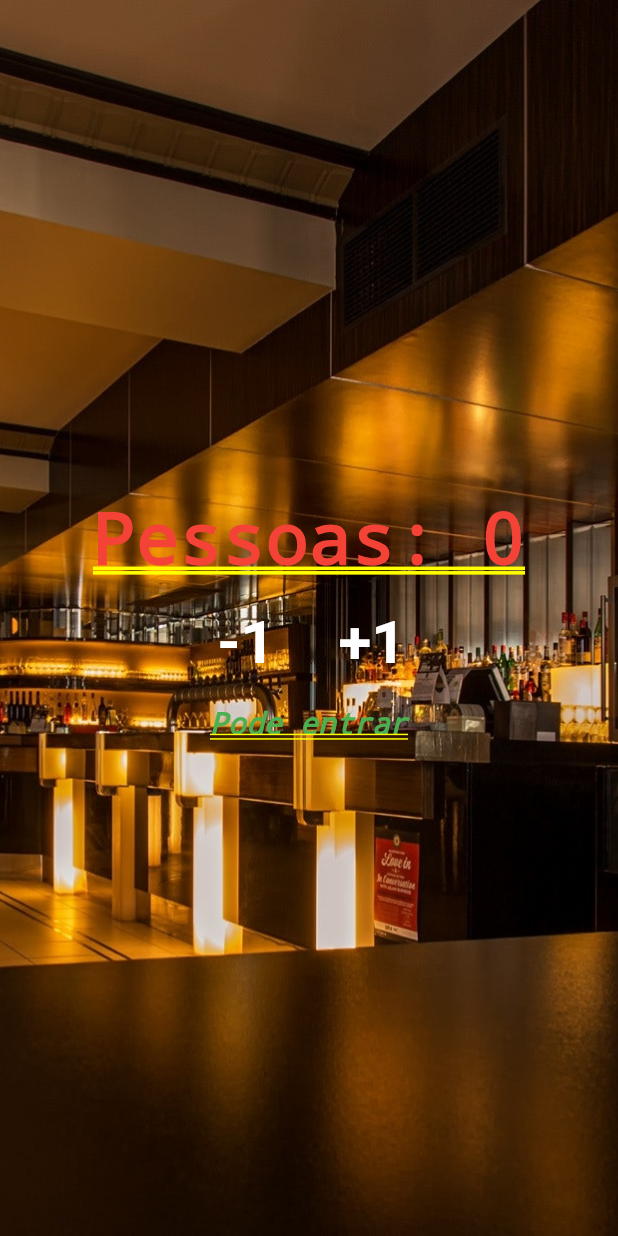
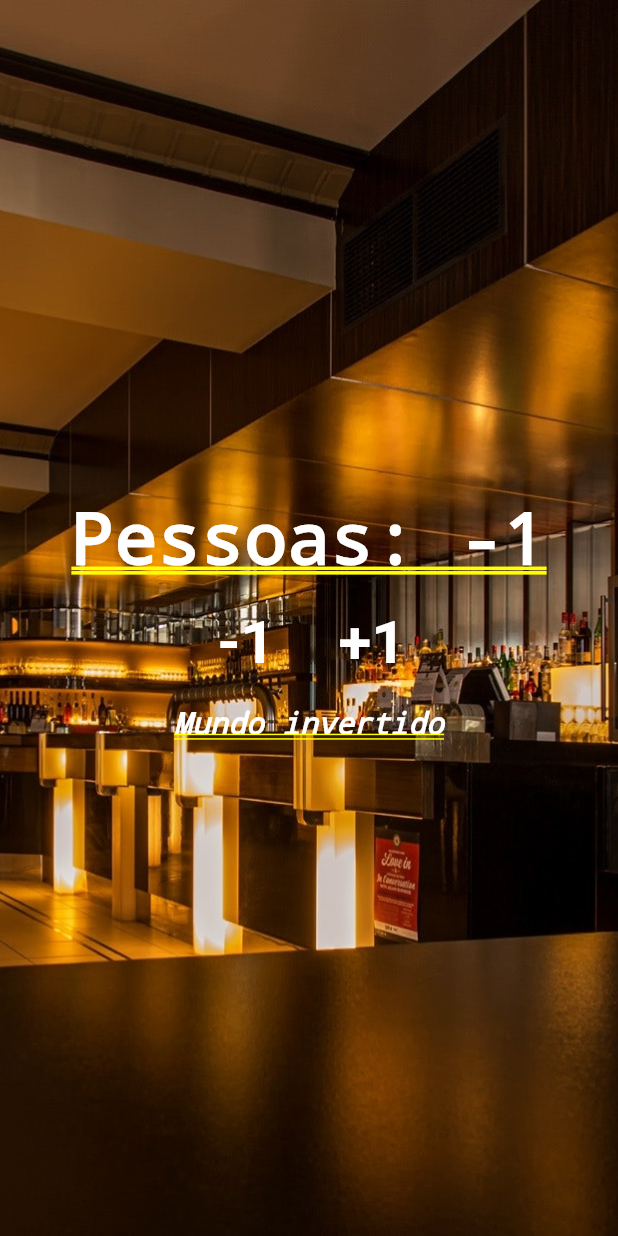
Before and after one commit to 90lucasgabriel/flutter-01-person-counter, a Flutter app: the screen it shows after launch, after a tap on "-1", on a phone screen of 412 x 824 dp. Run offline on Flutter 3.47's test engine with Material 2 defaults, Android fonts, the phone set to English and light mode, and no system bars.

```diff
--- a/lib/main.dart
+++ b/lib/main.dart
@@ -1,9 +1,53 @@
 import 'package:flutter/material.dart';
 
 void main() {
-  runApp(MaterialApp(
+  runApp(
+    MaterialApp(
       title: 'Contador de Pessoas',
-      home: Stack(
+      home: Home(),
+    ),
+  );
+}
+
+class Home extends StatefulWidget {
+  @override
+  _HomeState createState() => _HomeState();
+}
+
+class _HomeState extends State<Home> {
+  int _people = 0;
+  String _infoText = "Pode Entrar";
+
+  void _changePeople(int value) {
+    setState(() {
+      _people += value;
+      _changeInfo();
+    });
+  }
+
+  void _changeInfo() {
+    if (_people < 0) {
+      setState(() {
+        _infoText = "Mundo invertido";
+      });
+      return;
+    }
+
+    if (_people <= 10) {
+      setState(() {
+        _infoText = "Pode Entrar";
+      });
+      return;
+    }
+
+    setState(() {
+      _infoText = "Lotado!";
+    });
+  }
+
+  @override
+  Widget build(BuildContext context) {
+    return Stack(
       children: <Widget>[
         Image.asset(
           "images/restaurant.jpeg",
@@ -14,9 +58,9 @@ void main() {
           mainAxisAlignment: MainAxisAlignment.center,
           children: <Widget>[
             Text(
-                "Pessoas: 0",
+              "Pessoas: $_people",
               style: TextStyle(
-                  color: Colors.red,
+                color: Colors.white,
                 fontWeight: FontWeight.bold,
               ),
             ),
@@ -26,7 +70,9 @@ void main() {
                 Padding(
                     padding: EdgeInsets.all(10),
                     child: TextButton(
-                        onPressed: () {},
+                      onPressed: () {
+                        _changePeople(-1);
+                      },
                       child: Text(
                         "-1",
                         style: TextStyle(
@@ -39,7 +85,9 @@ void main() {
                 Padding(
                     padding: EdgeInsets.all(10),
                     child: TextButton(
-                        onPressed: () {},
+                      onPressed: () {
+                        _changePeople(1);
+                      },
                       child: Text(
                         "+1",
                         style: TextStyle(
@@ -52,9 +100,9 @@ void main() {
               ],
             ),
             Text(
-                "Pode entrar",
+              _infoText,
               style: TextStyle(
-                  color: Colors.green,
+                color: Colors.white,
                 fontStyle: FontStyle.italic,
                 fontSize: 20,
               ),
@@ -62,5 +110,6 @@ void main() {
           ],
         ),
       ],
-      )));
+    );
   }
+}
```
Lines whose indentation alone changed are shown as unchanged.
